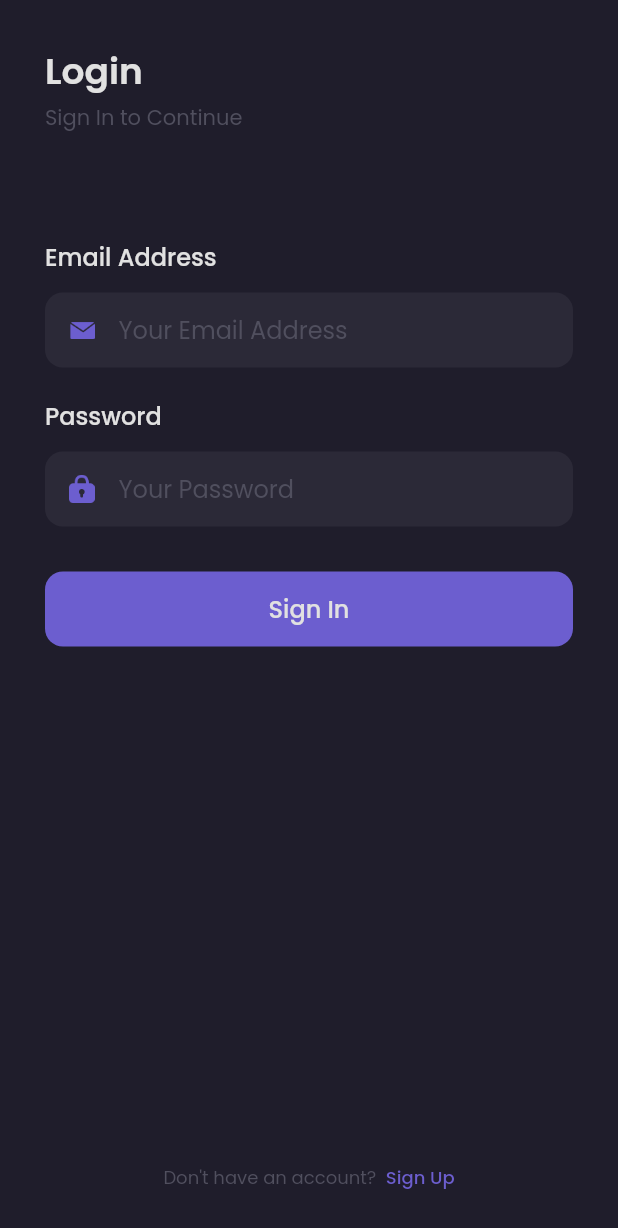
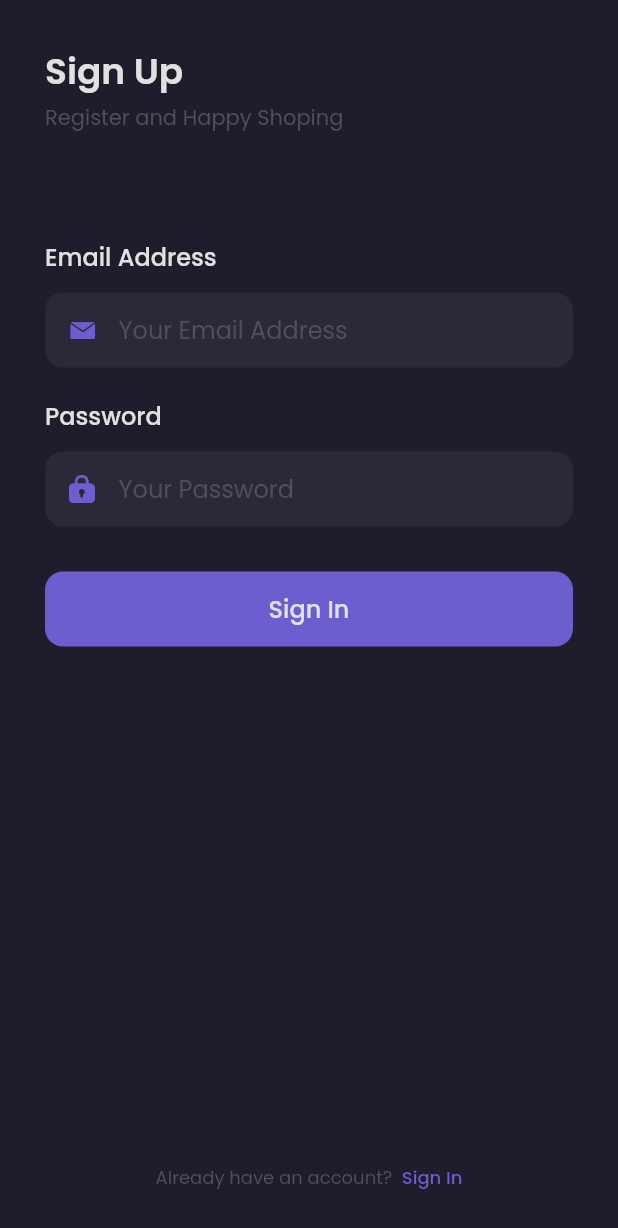
Before and after one commit to okidorvel/shamo, a Flutter app: the screen it shows after launch, on a phone screen of 412 x 824 dp. Shown: the top 1228 px of the screen. Run offline on Flutter 3.47's test engine with Material 2 defaults, Android fonts, the phone set to English and light mode, and no system bars; our stand-ins replace google_fonts.

Commit message:
initial commit

```diff
--- a/lib/main.dart
+++ b/lib/main.dart
@@ -1,5 +1,6 @@
 import 'package:flutter/material.dart';
 import 'package:shamo/pages/sign_in_page.dart';
+import 'package:shamo/pages/sign_up_page.dart';
 import 'package:shamo/pages/splash_page.dart';
 
 void main() {
@@ -12,8 +13,9 @@ class MyApp extends StatelessWidget {
     return MaterialApp(
       debugShowCheckedModeBanner: false,
       routes: {
-        '/'       : (context) => SplashPage(),
-        '/sign-in': (context) => SignInPage()
+        '/'       : (context) => SignUpPage(),
+        '/sign-in': (context) => SignInPage(),
+        // '/sign-up': (context) => SignUpPage(),
       },
     );
   }
--- a/lib/pages/sign_in_page.dart
+++ b/lib/pages/sign_in_page.dart
@@ -1,7 +1,12 @@
 import 'package:flutter/material.dart';
 import 'package:shamo/theme.dart';
 
-class SignInPage extends StatelessWidget {
+class SignInPage extends StatefulWidget {
+  @override
+  State<SignInPage> createState() => _SignInPageState();
+}
+
+class _SignInPageState extends State<SignInPage> {
   Widget header() {
     return Container(
       margin: EdgeInsets.only(
@@ -161,11 +166,16 @@ class SignInPage extends StatelessWidget {
               fontSize: 12,
             ),
           ),
-          Text(
-            'Sign Up',
-            style: purpleTextStyle.copyWith(
-              fontSize: 12,
-              fontWeight: medium
+          GestureDetector(
+            onTap: (){
+              Navigator.pushNamed(context, '/sign-up');
+            },
+            child: Text(
+              'Sign Up',
+              style: purpleTextStyle.copyWith(
+                fontSize: 12,
+                fontWeight: medium
+              ),
             ),
           ),
         ],
@@ -191,7 +201,7 @@ class SignInPage extends StatelessWidget {
               passwordInput(),
               signInButton(),
               Spacer(),
-              footer()
+              footer(),
             ],
           ),
         ),
--- /dev/null
+++ b/lib/pages/sign_up_page.dart
@@ -0,0 +1,208 @@
+import 'package:flutter/material.dart';
+import 'package:shamo/theme.dart';
+
+class SignUpPage extends StatelessWidget {
+  @override
+  Widget build(BuildContext context) {
+    Widget header() {
+      return Container(
+        margin: EdgeInsets.only(
+          top: defaultMargin,
+        ),
+        child: Column(
+          crossAxisAlignment: CrossAxisAlignment.start,
+          children: [
+            Text(
+              'Sign Up',
+              style: primaryTextStyle.copyWith(
+                  fontSize: 24, color: primaryTextColor, fontWeight: semiBold),
+            ),
+            SizedBox(
+              height: 2,
+            ),
+            Text(
+              'Register and Happy Shoping',
+              style: subtitleTextStyle,
+            ),
+          ],
+        ),
+      );
+    }
+
+    Widget emailInput() {
+      return Container(
+        margin: EdgeInsets.only(
+          top: 70,
+        ),
+        child: Column(
+          crossAxisAlignment: CrossAxisAlignment.start,
+          children: [
+            Text(
+              'Email Address',
+              style: primaryTextStyle.copyWith(
+                fontSize: 16,
+                fontWeight: medium,
+              ),
+            ),
+            SizedBox(
+              height: 12,
+            ),
+            Container(
+              height: 50,
+              padding: EdgeInsets.symmetric(horizontal: 16),
+              decoration: BoxDecoration(
+                color: backgroundColor2,
+                borderRadius: BorderRadius.circular(12),
+              ),
+              child: Center(
+                  child: Row(
+                children: [
+                  Image.asset(
+                    'assets/icon_email.png',
+                    width: 17,
+                  ),
+                  SizedBox(
+                    width: 16,
+                  ),
+                  Expanded(
+                    child: TextFormField(
+                      style: primaryTextStyle,
+                      decoration: InputDecoration.collapsed(
+                          hintText: 'Your Email Address',
+                          hintStyle: subtitleTextStyle),
+                    ),
+                  ),
+                ],
+              )),
+            )
+          ],
+        ),
+      );
+    }
+
+    Widget passwordInput() {
+      return Container(
+        margin: EdgeInsets.only(
+          top: 20,
+        ),
+        child: Column(
+          crossAxisAlignment: CrossAxisAlignment.start,
+          children: [
+            Text(
+              'Password',
+              style: primaryTextStyle.copyWith(
+                fontSize: 16,
+                fontWeight: medium,
+              ),
+            ),
+            SizedBox(
+              height: 12,
+            ),
+            Container(
+              height: 50,
+              padding: EdgeInsets.symmetric(horizontal: 16),
+              decoration: BoxDecoration(
+                color: backgroundColor2,
+                borderRadius: BorderRadius.circular(12),
+              ),
+              child: Center(
+                  child: Row(
+                children: [
+                  Image.asset(
+                    'assets/icon_password.png',
+                    width: 17,
+                  ),
+                  SizedBox(
+                    width: 16,
+                  ),
+                  Expanded(
+                    child: TextFormField(
+                      style: primaryTextStyle,
+                      obscureText: true,
+                      decoration: InputDecoration.collapsed(
+                          hintText: 'Your Password',
+                          hintStyle: subtitleTextStyle),
+                    ),
+                  ),
+                ],
+              )),
+            ),
+          ],
+        ),
+      );
+    }
+
+    Widget signInButton() {
+      return Container(
+        height: 50,
+        width: double.infinity,
+        margin: EdgeInsets.only(top: 30),
+        child: TextButton(
+          onPressed: () {},
+          style: TextButton.styleFrom(
+              backgroundColor: primaryColor,
+              shape: RoundedRectangleBorder(
+                borderRadius: BorderRadius.circular(12),
+              )),
+          child: Text(
+            'Sign In',
+            style: primaryTextStyle.copyWith(
+              fontSize: 16,
+              fontWeight: medium,
+            ),
+          ),
+        ),
+      );
+    }
+
+    Widget footer() {
+      return Container(
+        margin: EdgeInsets.only(bottom: 30),
+        child: Row(
+          mainAxisAlignment: MainAxisAlignment.center,
+          children: [
+            Text(
+              'Already have an account?  ',
+              style: subtitleTextStyle.copyWith(
+                fontSize: 12,
+              ),
+            ),
+            GestureDetector(
+              onTap: () {
+                Navigator.pop(context);
+              },
+              child: Text(
+                'Sign In',
+                style:
+                    purpleTextStyle.copyWith(fontSize: 12, fontWeight: medium),
+              ),
+            ),
+          ],
+        ),
+      );
+    }
+
+    return Scaffold(
+      backgroundColor: backgroundColor1,
+      resizeToAvoidBottomInset: false,
+      body: SafeArea(
+        child: Container(
+          margin: EdgeInsets.symmetric(
+            horizontal: defaultMargin,
+          ),
+          child: Column(
+            crossAxisAlignment: CrossAxisAlignment.start,
+            children: [
+              header(),
+              emailInput(),
+              passwordInput(),
+              signInButton(),
+              Spacer(),
+              footer(),
+            ],
+          ),
+        ),
+      ),
+    );
+  }
+}
```
Also changed, not shown: 2 other files.
